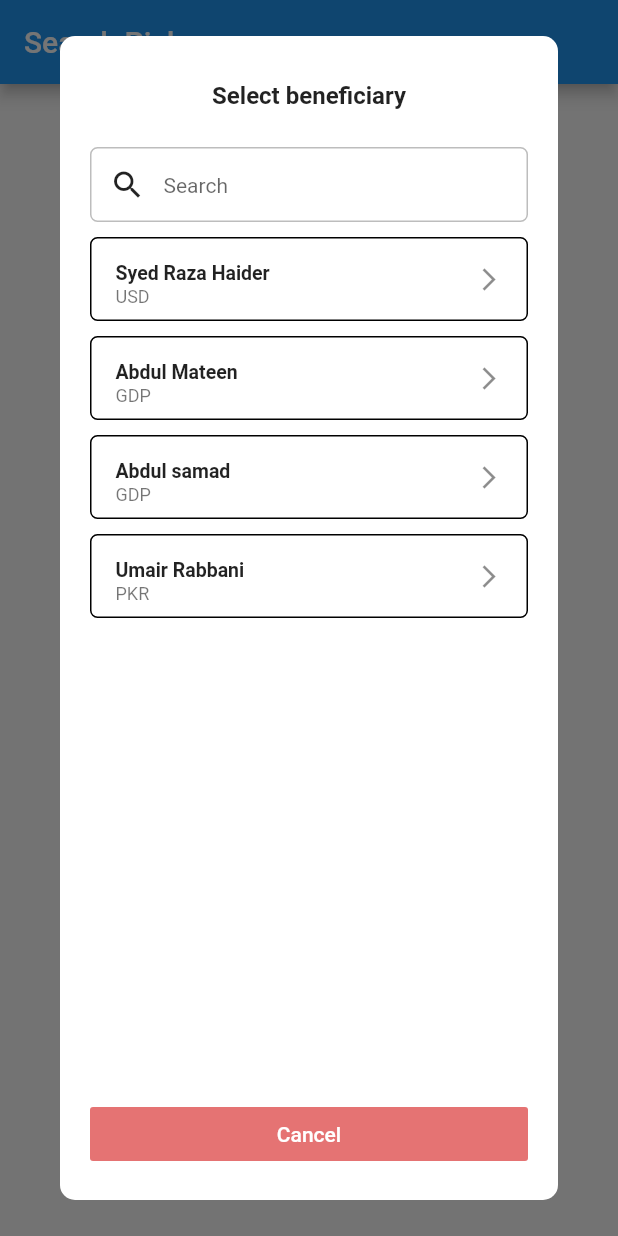
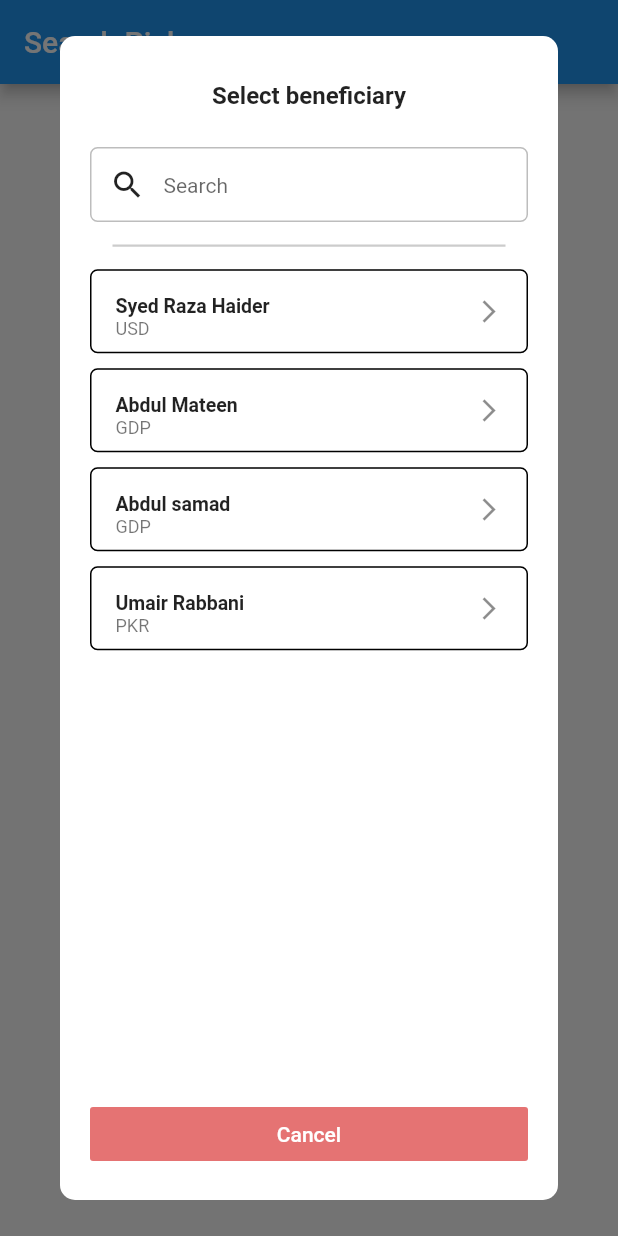
Before and after one commit to raxahai/search_picker, a Flutter app: the screen it shows after launch, after a tap on "Show Dialog", on a phone screen of 412 x 824 dp. Run offline on Flutter 3.47's test engine with Material 2 defaults, Android fonts, the phone set to English and light mode, and no system bars.

Commit message:
added a UI widget

```diff
--- a/lib/widgets/content_box.dart
+++ b/lib/widgets/content_box.dart
@@ -70,7 +70,15 @@ class _ContentBoxState extends State<ContentBox> {
                   ),
                 ),
                 SizedBox(
-                  height: 10,
+                  height: 15,
+                ),
+                Container(
+                  height: 1.5,
+                  margin: EdgeInsets.symmetric(horizontal: 15),
+                  color: Colors.black.withOpacity(0.2),
+                ),
+                SizedBox(
+                  height: 15,
                 ),
                 Expanded(
                   child: ListView.builder(
```
